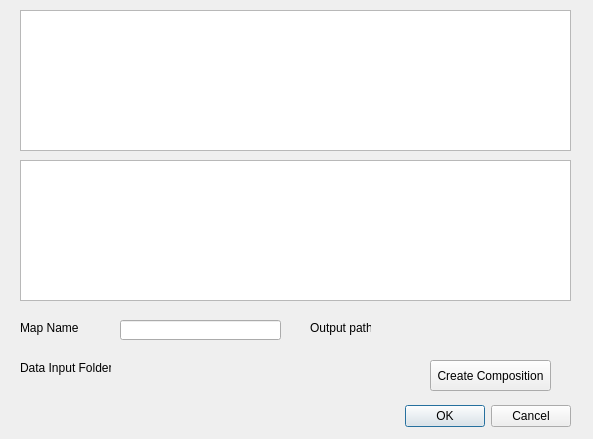
Qt form ui/ui_BaseDialog.ui (EnriquePLorente/Rendering-QGIS-Plugin) before a commit.
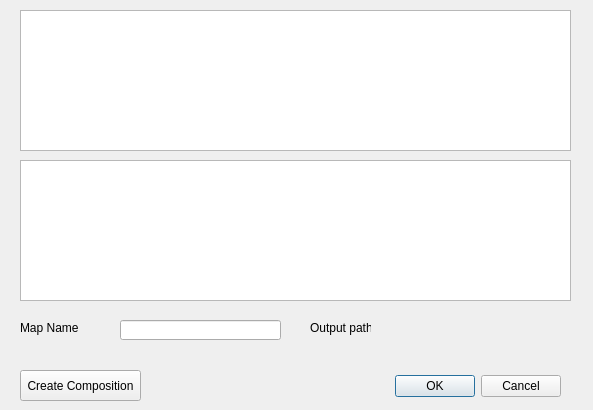
The same form after that commit. Custom widgets are drawn as their Qt base class.

Commit message: UI withouut data folder

Diff of the .ui file:
```diff
--- a/ui/ui_BaseDialog.ui
+++ b/ui/ui_BaseDialog.ui
@@ -7,7 +7,7 @@
     <x>0</x>
     <y>0</y>
     <width>593</width>
-    <height>439</height>
+    <height>410</height>
    </rect>
   </property>
   <property name="windowTitle">
@@ -16,8 +16,8 @@
   <widget class="QDialogButtonBox" name="buttonBox">
    <property name="geometry">
     <rect>
-     <x>400</x>
-     <y>400</y>
+     <x>390</x>
+     <y>370</y>
      <width>171</width>
      <height>32</height>
     </rect>
@@ -32,8 +32,8 @@
   <widget class="QPushButton" name="compositionButton">
    <property name="geometry">
     <rect>
-     <x>430</x>
-     <y>360</y>
+     <x>20</x>
+     <y>370</y>
      <width>121</width>
      <height>31</height>
     </rect>
@@ -108,29 +108,6 @@
     </rect>
    </property>
   </widget>
-  <widget class="QLabel" name="label_4">
-   <property name="geometry">
-    <rect>
-     <x>20</x>
-     <y>360</y>
-     <width>91</width>
-     <height>16</height>
-    </rect>
-   </property>
-   <property name="text">
-    <string>Data Input Folder</string>
-   </property>
-  </widget>
-  <widget class="QgsFileWidget" name="mQgsFileWidget_2">
-   <property name="geometry">
-    <rect>
-     <x>120</x>
-     <y>350</y>
-     <width>161</width>
-     <height>27</height>
-    </rect>
-   </property>
-  </widget>
  </widget>
  <customwidgets>
   <customwidget>
```
Left out of the diff: 16 changed lines with no effect on the pictures. The commit also changes 3 other files.
